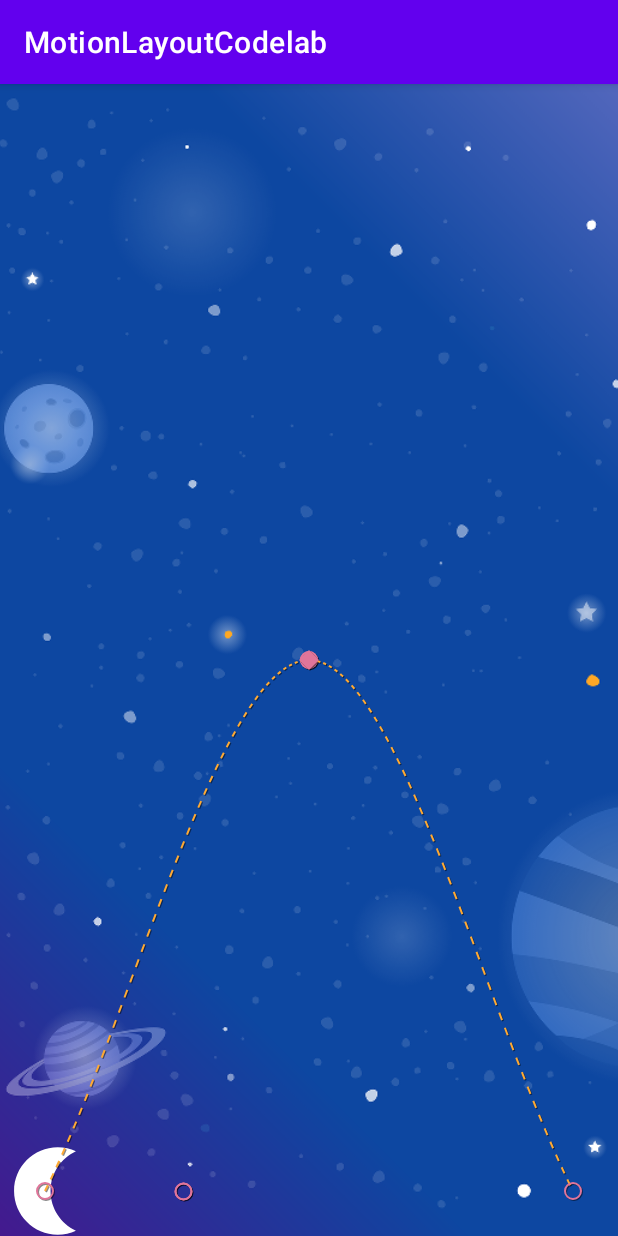
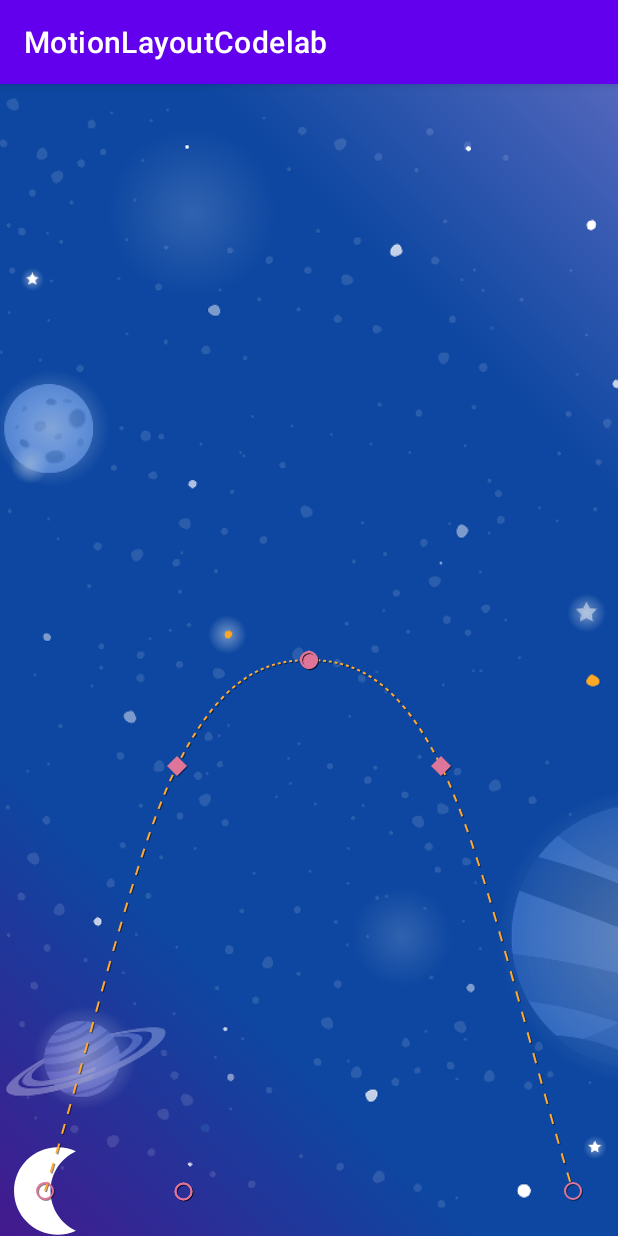
Before and after one commit to tangwanchao/MotionLayoutCodelab, an Android app: the screen it shows after launch (MainActivity), on a phone screen of 412 x 824 dp. Run offline under Robolectric (Android 15) with nearby library versions, the phone set to English and light mode, and no system bars.

```diff
--- a/app/src/main/res/xml/activity_main_scene.xml
+++ b/app/src/main/res/xml/activity_main_scene.xml
@@ -19,6 +19,19 @@
                 motion:motionTarget="@id/moon"
                 motion:keyPositionType="parentRelative"
                 motion:percentY="0.5"
+                />
+
+            <KeyPosition
+                motion:framePosition="25"
+                motion:motionTarget="@id/moon"
+                motion:keyPositionType="parentRelative"
+                motion:percentY="0.6"
+                />
+            <KeyPosition
+                motion:framePosition="75"
+                motion:motionTarget="@id/moon"
+                motion:keyPositionType="parentRelative"
+                motion:percentY="0.6"
                 />
         </KeyFrameSet>
     </Transition>
```
